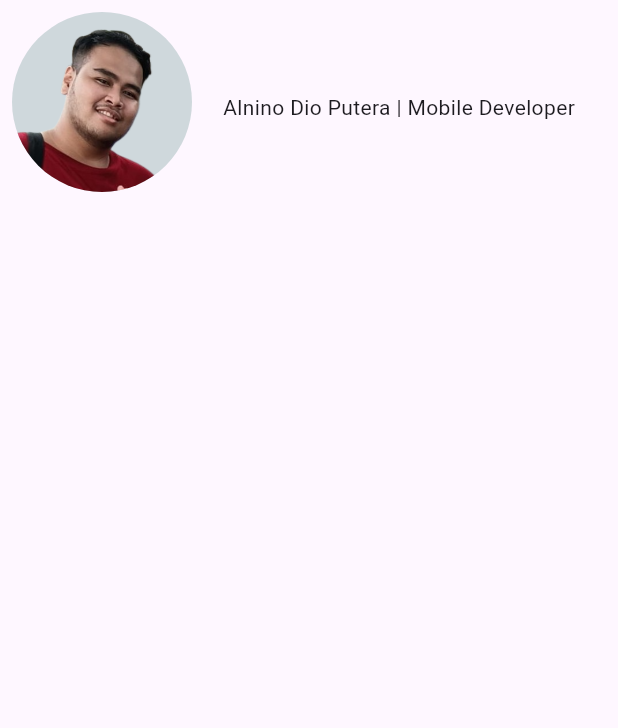
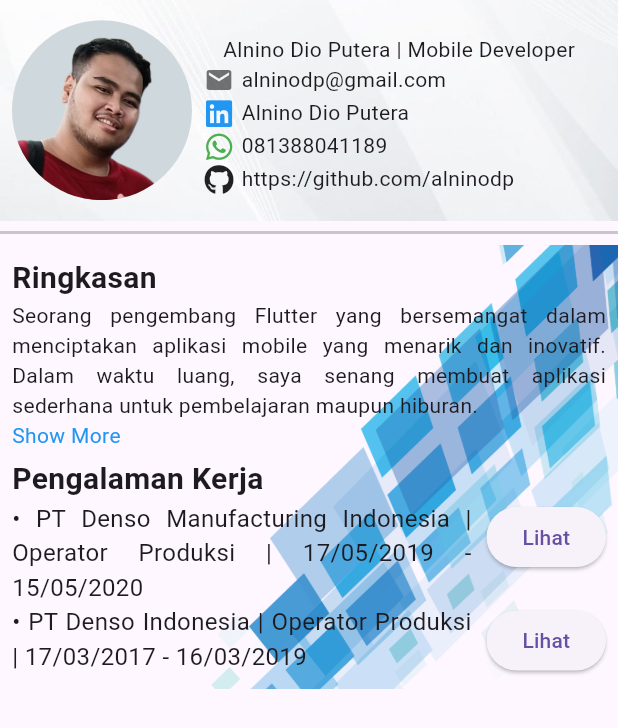
Before and after one commit to AlninoDP/curriculum_vitae, a Flutter app: the screen it shows after launch, on a phone screen of 412 x 824 dp. Shown: the top 728 px of the screen. Run offline on Flutter 3.47's test engine with Material 3 defaults, Android fonts, the phone set to English and light mode, and no system bars; our stand-ins replace font_awesome_flutter.

Commit message:
second commit

```diff
--- a/lib/curriculum_vitae.dart
+++ b/lib/curriculum_vitae.dart
@@ -1,46 +1,131 @@
+import 'package:curriculum_vitae/widgets/personal_experience.dart';
+import 'package:curriculum_vitae/widgets/social_info.dart';
+import 'package:curriculum_vitae/widgets/show_text.dart';
 import 'package:flutter/material.dart';
+import 'package:font_awesome_flutter/font_awesome_flutter.dart';
 
 class CurriculumVitae extends StatelessWidget {
   const CurriculumVitae({super.key});
 
   @override
   Widget build(BuildContext context) {
-    final String introduction = '''
-Alnino, seorang pengembang Flutter yang bersemangat dalam menciptakan aplikasi mobile yang menarik dan inovatif.
-''';
     return Scaffold(
       body: SafeArea(
         child: SingleChildScrollView(
-        child: Column(children: [
-          Padding(
+          child: Column(
+            children: [
+              Container(
+                  decoration: const BoxDecoration(
+                    image: DecorationImage(
+                      fit: BoxFit.cover,
+                      image: AssetImage('assets/images/bg.jpg'),
+                    ),
+                  ),
+                  child: profileTopPart()),
+              const Divider(
+                thickness: 2,
+              ),
+              //* body
+              Container(
+                width: double.infinity,
+                decoration: const BoxDecoration(
+                  image: DecorationImage(
+                    fit: BoxFit.cover,
+                    image: AssetImage('assets/images/bg_body2.png'),
+                  ),
+                ),
+                child: Padding(
+                  padding: const EdgeInsets.all(8.0),
+                  child: Column(
+                    crossAxisAlignment: CrossAxisAlignment.start,
+                    children: [
+                      const Text('Ringkasan',
+                          style: TextStyle(
+                            fontWeight: FontWeight.bold,
+                            fontSize: 20,
+                          )),
+                      const ShowText(text: textIntroduction),
+                      const SizedBox(height: 5),
+                      const Text('Pengalaman Kerja',
+                          style: TextStyle(
+                            fontWeight: FontWeight.bold,
+                            fontSize: 20,
+                          )),
+                      PersonalExperience(
+                          jobText:
+                              'PT Denso Manufacturing Indonesia | Operator Produksi | 17/05/2019 - 15/05/2020',
+                          btnText: 'Lihat'),
+                      PersonalExperience(
+                          jobText:
+                              'PT Denso Indonesia | Operator Produksi | 17/03/2017 - 16/03/2019',
+                          btnText: 'Lihat')
+                    ],
+                  ),
+                ),
+              ),
+            ],
+          ),
+        ),
+      ),
+    );
+  }
+
+  Padding profileTopPart() {
+    return Padding(
       padding: const EdgeInsets.all(8.0),
       child: Row(
         mainAxisAlignment: MainAxisAlignment.spaceEvenly,
         children: [
           CircleAvatar(
-                  backgroundImage: AssetImage('assets/images/foto_profile.png'),
+            backgroundImage: const AssetImage('assets/images/foto_profile.png'),
             backgroundColor: Colors.blueGrey.shade100,
             radius: 60,
           ),
           const Expanded(
             child: Padding(
-                    padding: const EdgeInsets.fromLTRB(8, 15, 8, 8),
+              padding: EdgeInsets.fromLTRB(8, 15, 8, 8),
               child: Column(
                 children: [
                   Text(
                     'Alnino Dio Putera | Mobile Developer',
-                          textAlign: TextAlign.justify,
                   ),
-                        Row()
+                  SocialInfo(
+                    icon: Icons.email,
+                    iconColor: Colors.black54,
+                    text: 'alninodp@gmail.com',
+                  ),
+                  SizedBox(height: 2),
+                  SocialInfo(
+                      icon: FontAwesomeIcons.linkedin,
+                      iconColor: Colors.blue,
+                      text: 'Alnino Dio Putera'),
+                  SizedBox(height: 2),
+                  SocialInfo(
+                    icon: FontAwesomeIcons.whatsapp,
+                    iconColor: Colors.green,
+                    text: '081388041189',
+                  ),
+                  SizedBox(height: 2),
+                  SocialInfo(
+                      icon: FontAwesomeIcons.github,
+                      text: 'https://github.com/alninodp'),
+                  SizedBox(height: 2),
                 ],
               ),
             ),
           )
         ],
       ),
-          )
-        ]),
-      )),
     );
   }
 }
+
+const textIntroduction = '''
+Seorang pengembang Flutter yang bersemangat dalam menciptakan aplikasi mobile yang menarik dan inovatif. Dalam waktu luang, saya senang membuat aplikasi sederhana untuk pembelajaran maupun hiburan.
+
+Saya memiliki keinginan yang kuat untuk terus belajar dan memperluas keterampilan saya.
+
+Kemampuan saya termasuk mengembangkan antarmuka pengguna yang responsif dan menarik menggunakan Flutter, serta kemampuan untuk memecahkan masalah dan bekerja baik secara tim maupun secara mandiri.
+
+Saya juga memiliki pengalaman dalam mengintegrasikan liblary pihak ketiga dan mengelola state menggunakan GetX, Provider, dan BLoC/Cubit."
+''';
--- a/lib/main.dart
+++ b/lib/main.dart
@@ -11,9 +11,9 @@ class MyApp extends StatelessWidget {
   @override
   Widget build(BuildContext context) {
     return MaterialApp(
-      title: 'Flutter Demo',
+      title: 'Curriculum Vitae',
+      debugShowCheckedModeBanner: false,
       theme: ThemeData(
-        colorScheme: ColorScheme.fromSeed(seedColor: Colors.deepPurple),
         useMaterial3: true,
       ),
       home: const CurriculumVitae(),
--- /dev/null
+++ b/lib/widgets/personal_experience.dart
@@ -0,0 +1,28 @@
+import 'package:flutter/material.dart';
+
+class PersonalExperience extends StatelessWidget {
+  const PersonalExperience(
+      {super.key, required this.jobText, required this.btnText});
+  final String jobText;
+  final String btnText;
+
+  @override
+  Widget build(BuildContext context) {
+    return Row(
+      crossAxisAlignment: CrossAxisAlignment.start,
+      children: [
+        Expanded(
+          child: Text(
+            '\u2022 $jobText',
+            textAlign: TextAlign.justify,
+            style: const TextStyle(
+              fontSize: 16,
+            ),
+          ),
+        ),
+        const SizedBox(width: 10),
+        ElevatedButton(onPressed: () {}, child: Text(btnText))
+      ],
+    );
+  }
+}
--- /dev/null
+++ b/lib/widgets/show_text.dart
@@ -0,0 +1,44 @@
+import 'package:flutter/material.dart';
+
+class ShowText extends StatefulWidget {
+  const ShowText({
+    Key? key,
+    required this.text,
+    this.maxLines = 4,
+  }) : super(key: key);
+
+  final String text;
+  final int maxLines;
+
+  @override
+  State<ShowText> createState() => _ShowTextState();
+}
+
+class _ShowTextState extends State<ShowText> {
+  bool _isExpanded = false;
+
+  @override
+  Widget build(BuildContext context) {
+    return Column(
+      crossAxisAlignment: CrossAxisAlignment.start,
+      children: [
+        Text(
+          widget.text,
+          maxLines: _isExpanded ? null : widget.maxLines,
+          textAlign: TextAlign.justify,
+        ),
+        GestureDetector(
+          onTap: () {
+            setState(() {
+              _isExpanded = !_isExpanded;
+            });
+          },
+          child: Text(
+            _isExpanded ? 'Show Less' : 'Show More',
+            style: const TextStyle(color: Colors.blue),
+          ),
+        ),
+      ],
+    );
+  }
+}
--- a/lib/social_info.dart
+++ b/lib/widgets/social_info.dart
@@ -1,15 +1,22 @@
 import 'package:flutter/material.dart';
 
 class SocialInfo extends StatelessWidget {
-  const SocialInfo({super.key, required this.icon, required this.text});
+  const SocialInfo(
+      {super.key, required this.icon, required this.text, this.iconColor});
   final IconData icon;
   final String text;
+  final Color? iconColor;
 
   @override
   Widget build(BuildContext context) {
     return Row(
       children: [
-        Icon(icon),
+        Icon(
+          icon,
+          size: 20,
+          color: iconColor,
+        ),
+        const SizedBox(width: 5),
         Text(text),
       ],
     );
--- a/pubspec.yaml
+++ b/pubspec.yaml
@@ -16,6 +16,7 @@ dependencies:
 
 
   cupertino_icons: ^1.0.2
+  font_awesome_flutter: ^10.7.0
 
 dev_dependencies:
   flutter_test:
```
Also changed, not shown: assets/images/bg.jpg (added), assets/images/bg_body.jpg (added), assets/images/bg_body1.jpg (added), assets/images/bg_body2.png (added), pubspec.lock. Lines whose indentation alone changed are shown as unchanged.
